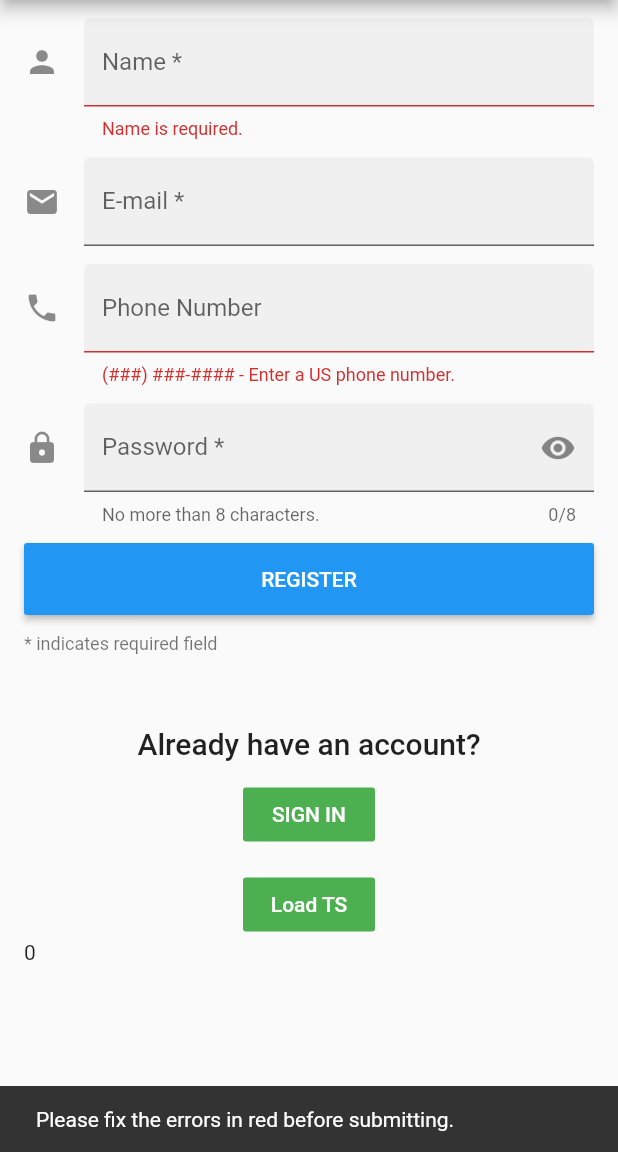
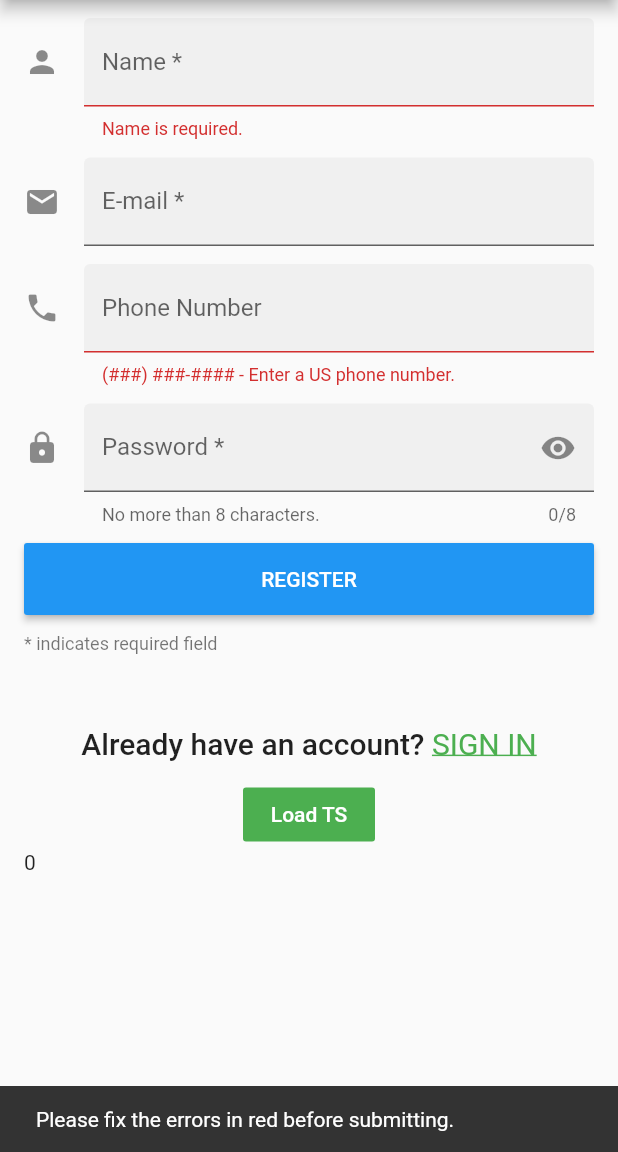
Before and after one commit to doublexia/knctd, a Flutter app: the screen it shows after launch, after a tap on "REGISTER", on a phone screen of 412 x 824 dp, the part 84-1236 px from its top. Run offline on Flutter 3.47's test engine with Material 2 defaults, Android fonts, the phone set to English and light mode, and no system bars; our stand-ins replace connectivity, device_info, firebase_auth, shared_preferences, sqflite, string_scanner and 1 more; accounts and stored records are empty; statements that could not run were skipped.

```diff
--- /dev/null
+++ b/lib/emptyscreen.dart
@@ -0,0 +1,10 @@
+import 'package:flutter/material.dart';
+
+class EmptyScreen extends StatelessWidget {
+  @override
+  Widget build(BuildContext context) {
+    return new Scaffold(
+      body: new Container(),
+    );
+  }
+}
--- /dev/null
+++ b/lib/login.dart
@@ -0,0 +1,537 @@
+// Copyright 2016 The Chromium Authors. All rights reserved.
+// Use of this source code is governed by a BSD-style license that can be
+// found in the LICENSE file.
+
+import 'dart:async';
+import 'dart:convert';
+import 'package:knctd/data/user.dart';
+import 'package:http/http.dart' as http;
+import 'package:shared_preferences/shared_preferences.dart';
+
+import 'package:flutter/material.dart';
+import 'package:flutter/services.dart';
+
+import 'package:knctd/screens/login_screen_presenter.dart';
+import 'package:knctd/utils/auth.dart';
+import 'package:knctd/data/db_helper.dart';
+import 'package:knctd/screens/passwd_field.dart';
+import 'package:knctd/screens/all_list.dart';
+
+enum LoginFormMode { SignUp, SignIn }
+
+class LoginForm extends StatefulWidget {
+  static String route = '/signup';
+
+  LoginFormMode _loginMode;
+
+  LoginForm(this._loginMode, {Key key}) : super(key: key);
+
+  static const String routeName = '/material/text-form-field';
+
+  @override
+  SignupFormFieldDemoState createState() =>
+      new SignupFormFieldDemoState.LoginFormState();
+}
+
+class PersonData {
+  String name = '';
+  String phoneNumber = '';
+  String email = '';
+  String password = '';
+}
+
+class SignupFormFieldDemoState extends State<LoginForm>
+    implements LoginScreenContract, AuthStateListener {
+  static const LoadTimestampChannel =
+      const MethodChannel('knctd.twohandslabs.com/timestamp');
+  final GlobalKey<ScaffoldState> _scaffoldKey = new GlobalKey<ScaffoldState>();
+  BuildContext _ctx;
+
+  PersonData person = new PersonData();
+
+  LoginScreenPresenter _presenter;
+  bool _isLoading = false;
+
+  int _last_ts = 0;
+
+  SignupFormFieldDemoState.LoginFormState() {
+    _presenter = new LoginScreenPresenter(this);
+//    var authStateProvider = new AuthStateProvider();
+//    authStateProvider.subscribe(this);
+  }
+  @override
+  void initState() {
+    super.initState();
+    //_loadLastTimestamp();
+  }
+
+  @override
+  void dispose() {
+    super.dispose();
+//    var authStateProvider = new AuthStateProvider();
+//    authStateProvider.dispose(this);
+  }
+
+  /*
+  _loadLastTimestamp() async {
+    SharedPreferences prefs = await SharedPreferences.getInstance();
+    setState(() {
+      _last_ts = (prefs.getInt('screen_idle_tag') ?? 0);
+    });
+  }
+*/
+  void showInSnackBar(String value) {
+    _scaffoldKey.currentState
+        .showSnackBar(new SnackBar(content: new Text(value)));
+  }
+
+  bool _autovalidate = false;
+  bool _formWasEdited = false;
+
+  final GlobalKey<FormState> _formKey = new GlobalKey<FormState>();
+  final GlobalKey<FormFieldState<String>> _passwordFieldKey =
+      new GlobalKey<FormFieldState<String>>();
+  final _UsNumberTextInputFormatter _phoneNumberFormatter =
+      new _UsNumberTextInputFormatter();
+
+  Future<Null> _askToWait() async {
+    switch (await showDialog<Null>(
+        context: context,
+        builder: (BuildContext context) {
+          return new SimpleDialog(
+            title: const Text('Sign Up ...'),
+            children: <Widget>[
+              new CircularProgressIndicator(),
+            ],
+          );
+        })) {
+    }
+  }
+
+//  Future<dynamic> _doSignup() async {
+////    new Future.delayed(new Duration(seconds: 3), (){
+////      Navigator.pop(context);
+////    });
+//
+//    var url = "http://docunation.com:8880/knctd/acctregi.php";
+//    var body = "{'nm':'${person.name}'}";
+////    return await http
+////        .post(Uri.encodeFull(url), body: body, headers: {"Accept":"application/json", "Content-Type": "application/json"})
+////        .then((http.Response response) {
+////            //      print(response.body);
+////            final int statusCode = response.statusCode;
+////            if (statusCode < 200 || statusCode > 400 || json == null) {
+////              throw new Exception("Error while fetching data");
+////            }
+////            return _decoder.convert(response.body);
+////        });
+//
+//    http.post(url, body:body, headers: {"Accept":"application/json", "Content-Type": "application/json"})
+//    .then((response) {
+//      if (response.statusCode == 200) {
+//        print("Response body: ${response.body}");
+//        Navigator.pop(context);
+//      } else {
+//        // TODO
+//        // popup error alert here
+//      }
+//    });
+//  }
+
+  void _onLoading(@required loginmode) {
+    showDialog(
+      context: context,
+      barrierDismissible: false,
+      child: new Dialog(
+        child: new Column(
+          mainAxisSize: MainAxisSize.min,
+          mainAxisAlignment: MainAxisAlignment.center,
+          children: [
+            new Padding(
+              padding: new EdgeInsets.symmetric(vertical: 15.0),
+              child: new CircularProgressIndicator(),
+            ),
+
+//            new Text("Sign Up..."),
+            new Padding(
+              padding: new EdgeInsets.symmetric(vertical: 15.0),
+              child: const Text('Sign Up...'),
+            )
+          ],
+        ),
+      ),
+    );
+//    _doSignup();
+    (loginmode == LoginFormMode.SignUp)?_presenter.doRegister(new User(person.name, person.password)):_presenter.doLogin(new User(person.name, person.password));
+//    new Future.delayed(new Duration(seconds: 3), () {
+//      Navigator.pop(context); //pop dialog
+//      _doSignup();
+//    });
+  }
+
+  void _handleSubmitted() {
+    final FormState form = _formKey.currentState;
+    if (!form.validate()) {
+      _autovalidate = true; // Start validating on every change.
+      showInSnackBar('Please fix the errors in red before submitting.');
+    } else {
+      form.save();
+      showInSnackBar('${person.name}\'s phone number is ${person.phoneNumber}');
+
+      _onLoading(widget._loginMode);
+//      _presenter.doLogin(new User(person.name, person.password));
+    }
+  }
+
+  void _show_last_timestamp() {
+    showInSnackBar(_last_ts.toString());
+  }
+
+  Future<Null> _load_last_timestamp() async {
+    int tstamp;
+    try {
+      final int result =
+          await LoadTimestampChannel.invokeMethod('loadTimestamp');
+      tstamp = result;
+    } on PlatformException catch (e) {
+      tstamp = 0;
+    }
+
+    setState(() {
+      _last_ts = tstamp;
+    });
+  }
+
+  String _validateName(String value) {
+    _formWasEdited = true;
+    if (value.isEmpty) return 'Name is required.';
+    final RegExp nameExp = new RegExp(r'^[A-Za-z ]+$');
+    if (!nameExp.hasMatch(value))
+      return 'Please enter only alphabetical characters.';
+    return null;
+  }
+
+  String _validatePhoneNumber(String value) {
+    _formWasEdited = true;
+    final RegExp phoneExp = new RegExp(r'^\(\d\d\d\) \d\d\d\-\d\d\d\d$');
+    if (!phoneExp.hasMatch(value))
+      return '(###) ###-#### - Enter a US phone number.';
+    return null;
+  }
+
+  String _validatePassword(String value) {
+    _formWasEdited = true;
+    final FormFieldState<String> passwordField = _passwordFieldKey.currentState;
+    if (passwordField.value == null || passwordField.value.isEmpty)
+      return 'Please enter a password.';
+    if (passwordField.value != value) return 'The passwords don\'t match';
+    return null;
+  }
+
+  Future<bool> _warnUserAboutInvalidData() async {
+    final FormState form = _formKey.currentState;
+    if (form == null || !_formWasEdited || form.validate()) return true;
+
+    return await showDialog<bool>(
+          context: context,
+          builder: (BuildContext context) {
+            return new AlertDialog(
+              title: const Text('This form has errors'),
+              content: const Text('Really leave this form?'),
+              actions: <Widget>[
+                new FlatButton(
+                  child: const Text('YES'),
+                  onPressed: () {
+                    Navigator.of(context).pop(true);
+                  },
+                ),
+                new FlatButton(
+                  child: const Text('NO'),
+                  onPressed: () {
+                    Navigator.of(context).pop(false);
+                  },
+                ),
+              ],
+            );
+          },
+        ) ??
+        false;
+  }
+
+  @override
+  Widget build(BuildContext context) {
+    _ctx = context;
+    var registerBtn = ButtonTheme(
+      minWidth: double.infinity,
+      child: new RaisedButton(
+        child: const Text('REGISTER'),
+        padding: const EdgeInsets.all(16.0),
+        textColor: Colors.white,
+        color: Theme.of(context).primaryColor,
+        splashColor: Colors.redAccent,
+        onPressed: _handleSubmitted,
+      ),
+    );
+    var signinBtn = ButtonTheme(
+      minWidth: double.infinity,
+      child: new RaisedButton(
+        child: const Text('SIGN IN'),
+        padding: const EdgeInsets.all(16.0),
+        textColor: Colors.white,
+        color: Theme.of(context).primaryColor,
+        splashColor: Colors.redAccent,
+        onPressed: _handleSubmitted,
+      ),
+    );
+
+    var switchToSignin = Row(
+        mainAxisAlignment: MainAxisAlignment.center,
+        children: <Widget>[
+        new Text('Already have an account?',
+              style: Theme.of(context).textTheme.title),
+        SizedBox(width: 5.0),
+        InkWell(
+          onTap: () {
+            setState(() {
+              widget._loginMode = LoginFormMode.SignIn;
+            });
+          },
+          child: Text('SIGN IN',
+            style :TextStyle(
+            color: Colors.green,
+            fontSize: Theme.of(context).textTheme.title.fontSize,
+            decoration: TextDecoration.underline,
+            ),
+            ),
+          ),
+        ]);
+
+    var switchToSignup = Row(
+        mainAxisAlignment: MainAxisAlignment.center,
+        children: <Widget>[
+          new Text('New to Knctd?',
+              style: Theme.of(context).textTheme.title),
+          SizedBox(width: 5.0),
+          InkWell(
+            onTap: () {
+              setState(() {
+                widget._loginMode = LoginFormMode.SignUp;
+              });
+            },
+            child: Text('SIGN UP',
+              style :TextStyle(
+                color: Colors.green,
+                fontSize: Theme.of(context).textTheme.title.fontSize,
+                decoration: TextDecoration.underline,
+              ),
+            ),
+          ),
+        ]);
+
+
+    return new Scaffold(
+      key: _scaffoldKey,
+      appBar: new AppBar(
+        title: const Text('Knctd'),
+      ),
+      body: new SafeArea(
+        top: false,
+        bottom: false,
+        child: new Form(
+          key: _formKey,
+          autovalidate: _autovalidate,
+          onWillPop: _warnUserAboutInvalidData,
+          child: new SingleChildScrollView(
+            padding: const EdgeInsets.symmetric(horizontal: 16.0),
+            child: new Column(
+              crossAxisAlignment: CrossAxisAlignment.stretch,
+              children: <Widget>[
+                const SizedBox(height: 12.0),
+                (widget._loginMode == LoginFormMode.SignUp)? new TextFormField(
+                  textCapitalization: TextCapitalization.words,
+                  decoration: const InputDecoration(
+                    border: UnderlineInputBorder(),
+                    filled: true,
+                    icon: Icon(Icons.person),
+                    hintText: 'Your Name',
+                    labelText: 'Name *',
+                  ),
+                  onSaved: (String value) {
+                    person.name = value;
+                  },
+                  validator: _validateName,
+                )  : new Container(),
+                const SizedBox(height: 12.0),
+                new TextFormField(
+                  decoration: const InputDecoration(
+                    border: UnderlineInputBorder(),
+                    filled: true,
+                    icon: Icon(Icons.email),
+                    hintText: 'Your email address',
+                    labelText: 'E-mail *',
+                  ),
+                  keyboardType: TextInputType.emailAddress,
+                  onSaved: (String value) {
+                    person.email = value;
+                  },
+                ),
+                const SizedBox(height: 12.0),
+                (widget._loginMode == LoginFormMode.SignUp)? new TextFormField(
+                  decoration: const InputDecoration(
+                    border: UnderlineInputBorder(),
+                    filled: true,
+                    icon: Icon(Icons.phone),
+                    hintText: 'Your phone number',
+                    labelText: 'Phone Number',
+                    prefixText: '+1',
+                  ),
+                  keyboardType: TextInputType.phone,
+                  onSaved: (String value) {
+                    person.phoneNumber = value;
+                  },
+                  validator: _validatePhoneNumber,
+                  // TextInputFormatters are applied in sequence.
+                  inputFormatters: <TextInputFormatter>[
+                    WhitelistingTextInputFormatter.digitsOnly,
+                    // Fit the validating format.
+                    _phoneNumberFormatter,
+                  ],
+                ) : new Container(),
+                const SizedBox(height: 12.0),
+                /*
+                new TextFormField(
+                  decoration: const InputDecoration(
+                    border: OutlineInputBorder(),
+                    hintText: 'Tell us about yourself',
+                    helperText: 'Keep it short, this is just a demo.',
+                    labelText: 'Life story',
+                  ),
+                  maxLines: 3,
+                ),
+                const SizedBox(height: 12.0),
+                new TextFormField(
+                  keyboardType: TextInputType.number,
+                  decoration: const InputDecoration(
+                    border: OutlineInputBorder(),
+                    labelText: 'Salary',
+                    prefixText: '\$',
+                    suffixText: 'USD',
+                    suffixStyle: TextStyle(color: Colors.green)
+                  ),
+                  maxLines: 1,
+                ),
+                const SizedBox(height: 12.0),
+                */
+                new PasswordField(
+                  fieldKey: _passwordFieldKey,
+                  helperText: 'No more than 8 characters.',
+                  labelText: 'Password *',
+                  onFieldSubmitted: (String value) {
+                    setState(() {
+                      person.password = value;
+                    });
+                  },
+                ),
+                const SizedBox(height: 12.0),
+                /*
+                new TextFormField(
+                  enabled: person.password != null && person.password.isNotEmpty,
+                  decoration: const InputDecoration(
+                    border: UnderlineInputBorder(),
+                    filled: true,
+                    labelText: 'Re-type password',
+                  ),
+                  maxLength: 8,
+                  obscureText: true,
+                  validator: _validatePassword,
+                ),
+                const SizedBox(height: 12.0),
+                */
+                _isLoading ? new CircularProgressIndicator() : ((widget._loginMode == LoginFormMode.SignUp)?registerBtn:signinBtn),
+                const SizedBox(height: 12.0),
+                new Text('* indicates required field',
+                    style: Theme.of(context).textTheme.caption),
+                const SizedBox(height: 48.0),
+                (widget._loginMode == LoginFormMode.SignUp)?switchToSignin:switchToSignup,
+                const SizedBox(height: 12.0),
+                new Center(
+                  child: new FlatButton(
+                    child: const Text('Load TS'),
+                    textColor: Colors.white,
+                    color: Colors.green,
+                    onPressed: _load_last_timestamp,
+                  ),
+                ),
+                Text(_last_ts.toString()),
+                const SizedBox(height: 12.0),
+              ],
+            ),
+          ),
+        ),
+      ),
+    );
+  }
+
+  @override
+  void onAuthStateChanged(AuthState state) {
+//    if (state == AuthState.LOGGED_IN) {
+////      var authStateProvider = new AuthStateProvider();
+////      authStateProvider.dispose(this);
+//      Navigator.of(context).pushReplacementNamed(SigninFormFieldDemo.route);
+//    }
+  }
+
+  @override
+  void onLoginError(String errorTxt) {
+    Navigator.of(context).pop();
+    showInSnackBar(errorTxt);
+    setState(() => _isLoading = false);
+  }
+
+  @override
+  void onLoginSuccess(User user) {
+    Navigator.of(context).pop();
+    showInSnackBar("Signed up " + user.toString());
+    setState(() => _isLoading = false);
+    var db = new DatabaseHelper();
+    //await db.saveUser(user);
+    var authStateProvider = new AuthStateProvider();
+    authStateProvider.notify(AuthState.LOGGED_IN);
+    Navigator.of(context).pushReplacementNamed(BottomNavigationDemo.route);
+  }
+}
+
+/// Format incoming numeric text to fit the format of (###) ###-#### ##...
+class _UsNumberTextInputFormatter extends TextInputFormatter {
+  @override
+  TextEditingValue formatEditUpdate(
+      TextEditingValue oldValue, TextEditingValue newValue) {
+    final int newTextLength = newValue.text.length;
+    int selectionIndex = newValue.selection.end;
+    int usedSubstringIndex = 0;
+    final StringBuffer newText = new StringBuffer();
+    if (newTextLength >= 1) {
+      newText.write('(');
+      if (newValue.selection.end >= 1) selectionIndex++;
+    }
+    if (newTextLength >= 4) {
+      newText.write(newValue.text.substring(0, usedSubstringIndex = 3) + ') ');
+      if (newValue.selection.end >= 3) selectionIndex += 2;
+    }
+    if (newTextLength >= 7) {
+      newText.write(newValue.text.substring(3, usedSubstringIndex = 6) + '-');
+      if (newValue.selection.end >= 6) selectionIndex++;
+    }
+    if (newTextLength >= 11) {
+      newText.write(newValue.text.substring(6, usedSubstringIndex = 10) + ' ');
+      if (newValue.selection.end >= 10) selectionIndex++;
+    }
+    // Dump the rest.
+    if (newTextLength >= usedSubstringIndex)
+      newText.write(newValue.text.substring(usedSubstringIndex));
+    return new TextEditingValue(
+      text: newText.toString(),
+      selection: new TextSelection.collapsed(offset: selectionIndex),
+    );
+  }
+}
--- a/lib/main.dart
+++ b/lib/main.dart
@@ -7,11 +7,15 @@
 
 import 'package:flutter/foundation.dart';
 import 'package:flutter/material.dart';
+import 'dart:async';
 
-import 'gallery/app.dart';
-import 'signup.dart';
-import 'signin.dart';
+import 'package:firebase_auth/firebase_auth.dart';
+
+
 import 'routes.dart';
+import 'emptyscreen.dart';
+import 'login.dart';
+import 'package:knctd/screens/all_list.dart';
 
 void main() async {
   // Temporary debugging hook for https://github.com/flutter/flutter/issues/17888
@@ -22,10 +26,36 @@ void main() async {
   MaterialPageRoute.debugEnableFadingRoutes = true; // ignore: deprecated_member_use
   //runApp(const GalleryApp());
 
+  Widget _buildLandingScreen() {
+    return new StreamBuilder<FirebaseUser> (
+        stream: FirebaseAuth.instance.onAuthStateChanged,
+        builder: (BuildContext context, snapshot) {
+          if (snapshot.connectionState == ConnectionState.waiting) {
+            return new EmptyScreen();
+          } else {
+            if (snapshot.hasData) {
+              if (snapshot.data.providerData.length == 1) { // logged in using email and password
+                return snapshot.data.isEmailVerified
+                    ? BottomNavigationDemo()
+                    : LoginForm(LoginFormMode.SignIn /* user: snapshot.data */);
+              } else {// logged in using other providers
+                return BottomNavigationDemo();
+              }
+            } else {
+              return LoginForm(LoginFormMode.SignUp);
+            }
+//            return (Auth.isLoggedIn()) ? new HomePage() : (Auth.isSignedIn()?new LoginPage():new SignupPage());
+//         return (snapshot.hasData)? new HomePage() : new LoginPage();
+          }
+        }
+    );
+  }
+
   //Widget _defaultHome = new SignupFormFieldDemo();
   runApp(new MaterialApp(
     title: 'Connected',
     //home: _defaultHome,
+    home: _buildLandingScreen(),
     routes: routes,
 
 //    theme: new ThemeData(
--- a/lib/routes.dart
+++ b/lib/routes.dart
@@ -14,5 +14,5 @@ final routes  = {
 //  '/login': (BuildContext context) => new LoginScreen(),
 //  '/home': (BuildContext context) => new HomeScreen(),
 //  '/':(BuildContext context) => new LoginScreen(),
-  '/': (BuildContext context) => new SignupFormFieldDemo()
+//  '/': (BuildContext context) => new SignupFormFieldDemo()
 };
--- /dev/null
+++ b/lib/screens/passwd_field.dart
@@ -0,0 +1,56 @@
+import 'package:flutter/material.dart';
+
+class PasswordField extends StatefulWidget {
+  const PasswordField({
+    this.fieldKey,
+    this.hintText,
+    this.labelText,
+    this.helperText,
+    this.onSaved,
+    this.validator,
+    this.onFieldSubmitted,
+  });
+
+  final Key fieldKey;
+  final String hintText;
+  final String labelText;
+  final String helperText;
+  final FormFieldSetter<String> onSaved;
+  final FormFieldValidator<String> validator;
+  final ValueChanged<String> onFieldSubmitted;
+
+  @override
+  _PasswordFieldState createState() => new _PasswordFieldState();
+}
+
+class _PasswordFieldState extends State<PasswordField> {
+  bool _obscureText = true;
+
+  @override
+  Widget build(BuildContext context) {
+    return new TextFormField(
+      key: widget.fieldKey,
+      obscureText: _obscureText,
+      maxLength: 8,
+      onSaved: widget.onSaved,
+      validator: widget.validator,
+      onFieldSubmitted: widget.onFieldSubmitted,
+      decoration: new InputDecoration(
+        border: const UnderlineInputBorder(),
+        filled: true,
+        icon: Icon(Icons.https),
+        hintText: widget.hintText,
+        labelText: widget.labelText,
+        helperText: widget.helperText,
+        suffixIcon: new GestureDetector(
+          onTap: () {
+            setState(() {
+              _obscureText = !_obscureText;
+            });
+          },
+          child: new Icon(_obscureText ? Icons.visibility : Icons.visibility_off),
+        ),
+      ),
+    );
+  }
+}
--- a/pubspec.yaml
+++ b/pubspec.yaml
@@ -7,6 +7,7 @@ environment:
 dependencies:
   flutter:
     sdk: flutter
+  firebase_auth:
   collection: 1.14.11
   device_info: 0.2.1
   intl: 0.15.7
```
Also changed, not shown: 7 other files.
